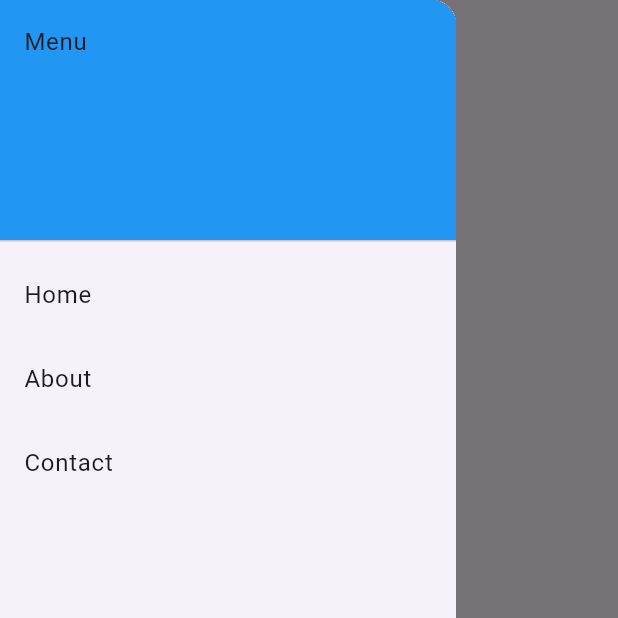
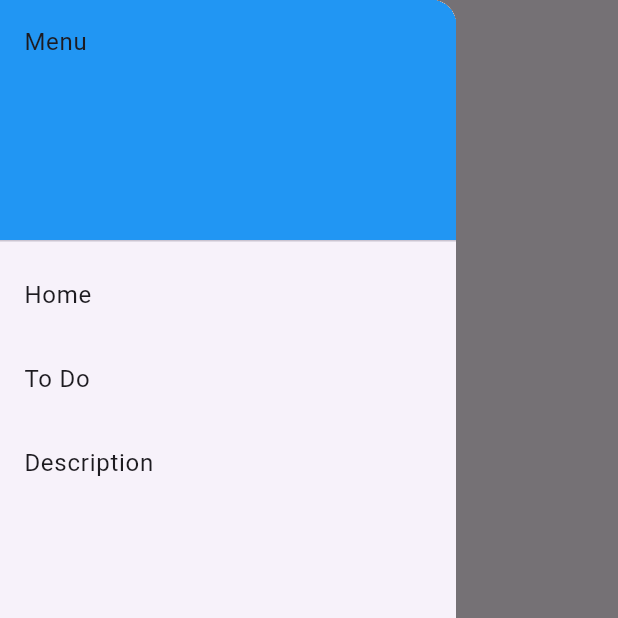
Before and after one commit to Samuel-Novoa/flutter_app_sam, a Flutter app: the screen it shows after launch, with the side drawer open, on a phone screen of 412 x 824 dp, the top half of it. Run offline on Flutter 3.47's test engine with Material 3 defaults, Android fonts, the phone set to English and light mode, and no system bars.

Commit message:
New changes

```diff
--- a/lib/components/menu.dart
+++ b/lib/components/menu.dart
@@ -22,15 +22,15 @@ class MenuPage extends StatelessWidget {
             },
           ),
           ListTile(
-            title: const Text('About'),
+            title: const Text('To Do'),
             onTap: () {
-              Navigator.pushNamed(context, '/about');
+              Navigator.pushNamed(context, '/to_do');
             },
           ),
           ListTile(
-            title: const Text('Contact'),
+            title: const Text('Description'),
             onTap: () {
-              Navigator.pushNamed(context, '/contact');
+              Navigator.pushNamed(context, '/description');
             },
           ),
         ],
--- a/lib/main.dart
+++ b/lib/main.dart
@@ -1,7 +1,7 @@
 import 'package:flutter/material.dart';
 import 'src/home_page.dart';
-import 'src/about_page.dart';
-import 'src/contact_page.dart';
+import 'src/description.dart';
+import 'src/to_do.dart';
 
 void main() {
   runApp(const MyApp());
@@ -18,8 +18,8 @@ class MyApp extends StatelessWidget {
       initialRoute: '/',
       routes: {
         '/': (context) => const HomePage(),
-        '/about': (context) => const AboutPage(),
-        '/contact': (context) => const ContactPage(),
+        '/description': (context) => const Description(),
+        '/to_do': (context) => const ToDo(),
       },
     );
   }
--- a/lib/src/about_page.dart
+++ b/lib/src/description.dart
@@ -1,18 +1,18 @@
 import 'package:flutter/material.dart';
 import '../components/menu.dart';
 
-class AboutPage extends StatelessWidget {
-  const AboutPage({super.key});
+class Description extends StatelessWidget {
+  const Description({super.key});
 
   @override
   Widget build(BuildContext context) {
     return Scaffold(
       appBar: AppBar(
-        title: const Text('About'),
+        title: const Text('Description'),
       ),
       drawer: const MenuPage(),
       body: const Center(
-        child: Text('This is the About page.'),
+        child: Text('This is the description page.'),
       ),
     );
   }
--- a/lib/src/home_page.dart
+++ b/lib/src/home_page.dart
@@ -8,21 +8,20 @@ class HomePage extends StatelessWidget {
   Widget build(BuildContext context) {
     return Scaffold(
       appBar: AppBar(
-        title: const Text('Home'),
+        title: const Text('Inicio'),
       ),
       drawer: const MenuPage(),
       body: Stack(
         children: [
           Center(
             child: Container(
-              constraints: const BoxConstraints(
-                  maxWidth: 400), // Ancho máximo del contenedor
+              constraints: const BoxConstraints(maxWidth: 400),
               padding: const EdgeInsets.symmetric(horizontal: 20),
               child: Column(
                 mainAxisAlignment: MainAxisAlignment.center,
                 children: [
                   const Text(
-                    'Hola Mundo',
+                    'Inicio',
                     textAlign: TextAlign.center,
                     style: TextStyle(
                       color: Colors.black,
@@ -33,7 +32,7 @@ class HomePage extends StatelessWidget {
                   const SizedBox(height: 30),
                   ElevatedButton(
                     onPressed: () {
-                      // Action to be performed when button is pressed
+                      Navigator.pushNamed(context, '/to_do');
                     },
                     style: ButtonStyle(
                       backgroundColor: MaterialStateProperty.all<Color>(
--- a/lib/src/contact_page.dart
+++ b/lib/src/to_do.dart
@@ -1,18 +1,18 @@
 import 'package:flutter/material.dart';
 import '../components/menu.dart';
 
-class ContactPage extends StatelessWidget {
-  const ContactPage({super.key});
+class ToDo extends StatelessWidget {
+  const ToDo({super.key});
 
   @override
   Widget build(BuildContext context) {
     return Scaffold(
       appBar: AppBar(
-        title: const Text('Contact'),
+        title: const Text('To Do'),
       ),
       drawer: const MenuPage(),
       body: const Center(
-        child: Text('This is the Contact page.'),
+        child: Text('This is the to do page.'),
       ),
     );
   }
```
